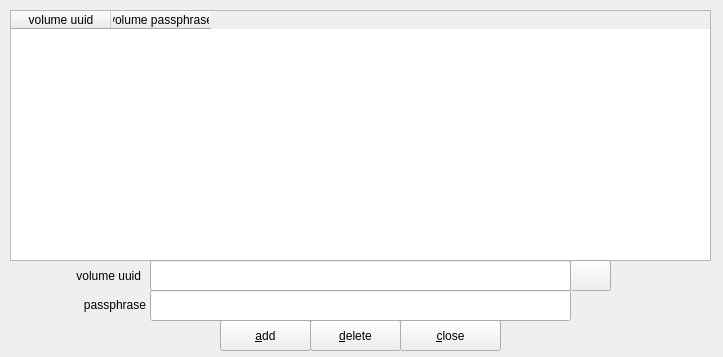
First picture: the form in zuluCrypt-gui/kwalletconfig.ui, repository mhogomchungu/zuluCrypt, before the edit.
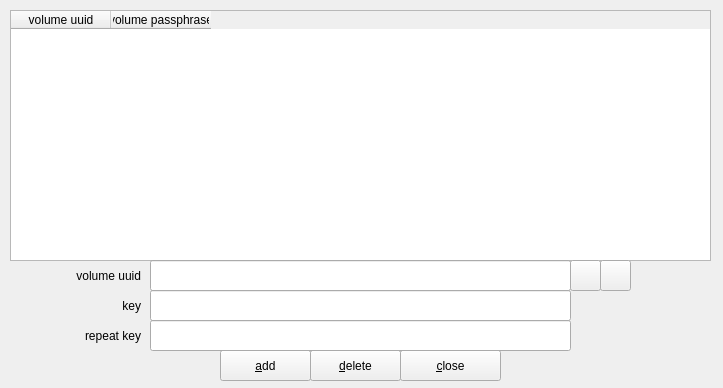
Second picture: the form after the edit.

Diff of the .ui file:
```diff
--- a/zuluCrypt-gui/kwalletconfig.ui
+++ b/zuluCrypt-gui/kwalletconfig.ui
@@ -7,7 +7,7 @@
     <x>0</x>
     <y>0</y>
     <width>723</width>
-    <height>357</height>
+    <height>388</height>
    </rect>
   </property>
   <property name="windowTitle">
@@ -17,7 +17,7 @@
    <property name="geometry">
     <rect>
      <x>220</x>
-     <y>320</y>
+     <y>350</y>
      <width>91</width>
      <height>31</height>
     </rect>
@@ -71,7 +71,7 @@
    <property name="geometry">
     <rect>
      <x>310</x>
-     <y>320</y>
+     <y>350</y>
      <width>91</width>
      <height>31</height>
     </rect>
@@ -119,14 +119,14 @@
   <widget class="QLabel" name="labelPassphrase">
    <property name="geometry">
     <rect>
-     <x>15</x>
-     <y>294</y>
-     <width>131</width>
-     <height>21</height>
+     <x>20</x>
+     <y>290</y>
+     <width>121</width>
+     <height>31</height>
     </rect>
    </property>
    <property name="text">
-    <string>passphrase</string>
+    <string>key</string>
    </property>
    <property name="alignment">
     <set>Qt::AlignRight|Qt::AlignTrailing|Qt::AlignVCenter</set>
@@ -135,9 +135,9 @@
   <widget class="QPushButton" name="pbShowUUID">
    <property name="geometry">
     <rect>
-     <x>570</x>
+     <x>600</x>
      <y>260</y>
-     <width>41</width>
+     <width>31</width>
      <height>31</height>
     </rect>
    </property>
@@ -149,7 +149,7 @@
    <property name="geometry">
     <rect>
      <x>400</x>
-     <y>320</y>
+     <y>350</y>
      <width>101</width>
      <height>31</height>
     </rect>
@@ -158,6 +158,45 @@
     <string>&amp;close</string>
    </property>
   </widget>
+  <widget class="QLineEdit" name="lineEditRepeatPassphrase">
+   <property name="geometry">
+    <rect>
+     <x>150</x>
+     <y>320</y>
+     <width>421</width>
+     <height>31</height>
+    </rect>
+   </property>
+  </widget>
+  <widget class="QLabel" name="labelRepeatPassphrase">
+   <property name="geometry">
+    <rect>
+     <x>10</x>
+     <y>320</y>
+     <width>131</width>
+     <height>31</height>
+    </rect>
+   </property>
+   <property name="text">
+    <string>repeat key</string>
+   </property>
+   <property name="alignment">
+    <set>Qt::AlignRight|Qt::AlignTrailing|Qt::AlignVCenter</set>
+   </property>
+  </widget>
+  <widget class="QPushButton" name="pbGetUUIDFromFile">
+   <property name="geometry">
+    <rect>
+     <x>570</x>
+     <y>260</y>
+     <width>31</width>
+     <height>31</height>
+    </rect>
+   </property>
+   <property name="text">
+    <string/>
+   </property>
+  </widget>
  </widget>
  <resources/>
  <connections/>
```
Left out of the diff: 10 changed lines with no effect on the pictures.
